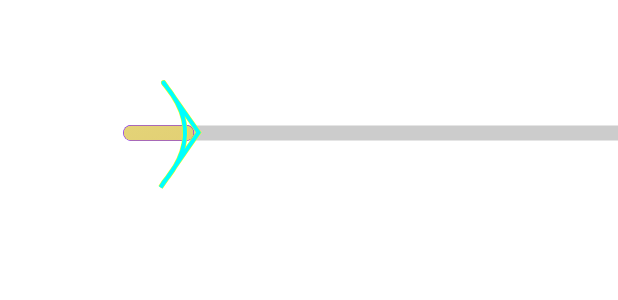
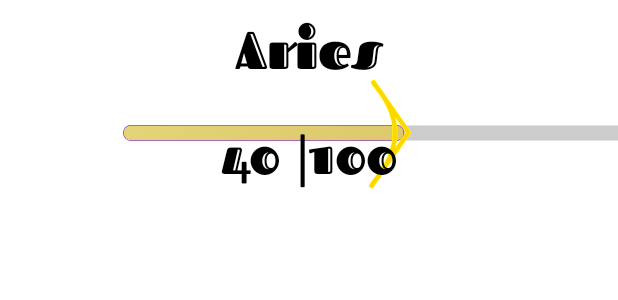
Before and after one commit to checkBG/Space, an Android app built with Jetpack Compose: the @Preview function DrawArrowPreview, on a phone screen of 412 x 824 dp. Shown: the top 300 px of the screen. Run offline under Robolectric (Android 15) with nearby library versions, the phone set to English and light mode, and no system bars.

Commit message:
Started implementing the idea about zodiacs

```diff
--- a/app/src/main/java/com/example/space/Utils/Extensions.kt
+++ b/app/src/main/java/com/example/space/Utils/Extensions.kt
@@ -1 +1,18 @@
 package com.example.space.Utils
+
+import androidx.compose.ui.graphics.Color
+
+fun Float.getColor(): Color {
+    return when {
+        this < 0.1f -> Color(0xFF92000A)
+        this < 0.2f -> Color(0xFFFF2400)
+        this < 0.3f -> Color(0xFFFF7033)
+        this < 0.4f -> Color(0xFFC7A600)
+        this < 0.5f -> Color(0xFFFFD700)
+        this < 0.6f -> Color(0xFFF8F32B)
+        this < 0.7f -> Color(0xFFBFFF00)
+        this < 0.8f -> Color(0xFF00FF00)
+        this < 0.9f -> Color(0xFF08E8DE)
+        else -> Color(0xFF00FFFF)
+    }
+}
--- a/app/src/main/java/com/example/space/fundamental/StatusScreen.kt
+++ b/app/src/main/java/com/example/space/fundamental/StatusScreen.kt
@@ -1,13 +1,22 @@
 package com.example.space.fundamental
 
 import androidx.annotation.StringRes
+import androidx.compose.animation.animateColorAsState
 import androidx.compose.foundation.Canvas
 import androidx.compose.foundation.Image
 import androidx.compose.foundation.layout.Box
 import androidx.compose.foundation.layout.fillMaxSize
+import androidx.compose.foundation.layout.padding
+import androidx.compose.foundation.layout.wrapContentSize
+import androidx.compose.material3.MaterialTheme
+import androidx.compose.material3.Text
 import androidx.compose.runtime.Composable
 import androidx.compose.runtime.collectAsState
 import androidx.compose.runtime.getValue
+import androidx.compose.runtime.mutableFloatStateOf
+import androidx.compose.runtime.saveable.rememberSaveable
+import androidx.compose.runtime.setValue
+import androidx.compose.ui.Alignment
 import androidx.compose.ui.Modifier
 import androidx.compose.ui.geometry.CornerRadius
 import androidx.compose.ui.geometry.Offset
@@ -20,10 +29,12 @@ import androidx.compose.ui.layout.ContentScale
 import androidx.compose.ui.platform.LocalConfiguration
 import androidx.compose.ui.platform.LocalDensity
 import androidx.compose.ui.res.painterResource
+import androidx.compose.ui.res.stringResource
 import androidx.compose.ui.tooling.preview.Preview
 import androidx.compose.ui.unit.dp
 import androidx.lifecycle.viewmodel.compose.viewModel
 import com.example.space.R
+import com.example.space.Utils.getColor
 import com.example.space.model.GameViewModel
 import com.example.space.ui.theme.SpaceTheme
 
@@ -33,6 +44,7 @@ fun StatusScreen(
     gameViewModel: GameViewModel
 ) {
     val gamePlanetState by gameViewModel.planet.collectAsState()
+    val zodiacState by gameViewModel.zodiac.collectAsState()
 
     Box {
         StatusScreenBackground()
@@ -41,8 +53,8 @@ fun StatusScreen(
         ProgressBar(
             modifier = modifier,
             currentCoins = gamePlanetState.coins,
-            nextCoins = 100,
-            zodiacSign = 0
+            nextCoins = zodiacState.coinsToUpgrade,
+            zodiacSign = zodiacState.zodiacSign
         ) // change later!!
     }
 }
@@ -56,6 +68,7 @@ fun StatusScreenBackground(modifier: Modifier = Modifier) {
         modifier = modifier.fillMaxSize()
     )
 }
+
 
 @Composable
 fun ProgressBar(
@@ -71,7 +84,8 @@ fun ProgressBar(
     val screenWidthPx = with(LocalDensity.current) { screenWidthDp.dp.toPx() }
     val screenHeightPx = with(LocalDensity.current) { screenHeightDp.dp.toPx() }
 
-    val percentage = currentCoins.toFloat() / nextCoins.toFloat()
+    var percentage by rememberSaveable { mutableFloatStateOf(0f) }
+    percentage = currentCoins.toFloat() / nextCoins.toFloat()
     val widthOfRectForPermanentConfiguration = if (screenWidthDp <= 500) 700f else 1000f
     val widthOfRect = (if (screenWidthDp <= 500) 700f else 1000f) * percentage
 
@@ -85,9 +99,22 @@ fun ProgressBar(
     )
     val startPositionForRect =
         Offset(x = startPositionOfAllProgressBarWidth, startPositionOfAllProgressBarHeight + 43f)
+    val colorOfArrow by animateColorAsState(
+        targetValue = percentage.getColor(), label = "colorState"
+    )
 
 
-    Canvas(modifier = modifier.fillMaxSize()) {
+    Box(modifier = modifier.fillMaxSize()) {
+        Text(
+            text = stringResource(id = zodiacSign),
+            style = MaterialTheme.typography.bodyMedium,
+            modifier = Modifier
+                .fillMaxSize()
+                .wrapContentSize(align = Alignment.TopCenter)
+                .padding(top = 10.dp)
+        )
+
+        Canvas(modifier = Modifier.fillMaxSize()) {
             drawRoundRect( // is the background of the rect if the progress less than 100%
                 color = Color.LightGray,
                 topLeft = startPositionForRect,
@@ -156,8 +183,18 @@ fun ProgressBar(
                     ) // draw a line to back to the center. Change the first "x" in order to set the thickness of the arrow on the center on the right side
                     close() // we've created a line
                 },
-            brush = Brush.radialGradient(colors = listOf(Color.Green, Color.Cyan)),
+                color = colorOfArrow,
                 style = Stroke(width = 4f)
+            )
+        }
+
+        Text(
+            text = "$currentCoins |$nextCoins",
+            style = MaterialTheme.typography.bodyMedium,
+            modifier = Modifier
+                .fillMaxSize()
+                .wrapContentSize(align = Alignment.TopCenter)
+                .padding(top = 80.dp)
         )
     }
 }
@@ -166,7 +203,7 @@ fun ProgressBar(
 @Composable
 fun DrawArrowPreview() {
     SpaceTheme {
-        ProgressBar(currentCoins = 10, nextCoins = 100, zodiacSign = 0)
+        ProgressBar(currentCoins = 40, nextCoins = 100, zodiacSign = R.string.zodiac_sign_aries)
     }
 }
 
--- a/app/src/main/res/values/strings.xml
+++ b/app/src/main/res/values/strings.xml
@@ -28,18 +28,16 @@
     <string name="upgrade_button">Upgrade!</string>
     <string name="levels">Current level: %1d\nNext level: %2d</string>
     <string name="require">Require: %1d/%2d</string>
-    <string-array name="zodiac_signs">
-        <item>Aries</item>
-        <item>Taurus</item>
-        <item>Gemini</item>
-        <item>Cancer</item>
-        <item>Leo</item>
-        <item>Virgo</item>
-        <item>Libra</item>
-        <item>Scorpio</item>
-        <item>Sagittarius</item>
-        <item>Capricorn</item>
-        <item>Aquarius</item>
-        <item>Pisces</item>
-    </string-array>
+    <string name="zodiac_sign_aries">Aries</string>
+    <string name="zodiac_sign_taurus">Taurus</string>
+    <string name="zodiac_sign_gemini">Gemini</string>
+    <string name="zodiac_sign_cancer">Cancer</string>
+    <string name="zodiac_sign_leo">Leo</string>
+    <string name="zodiac_sign_virgo">Virgo</string>
+    <string name="zodiac_sign_libra">Libra</string>
+    <string name="zodiac_sign_scorpio">Scorpio</string>
+    <string name="zodiac_sign_sagittarius">Sagittarius</string>
+    <string name="zodiac_sign_capricorn">Capricorn</string>
+    <string name="zodiac_sign_aquarius">Aquarius</string>
+    <string name="zodiac_sign_pisces">Pisces</string>
 </resources>
```
Also changed, not shown: app/src/main/java/com/example/space/model/GameViewModel.kt (+19 -7 lines), app/src/main/java/com/example/space/model/ZodiacSignModel.kt (+110 -2 lines), app/src/main/java/com/example/space/ui/theme/Type.kt (+9 -0 lines), app/src/main/res/font/fascinate_inline_regular.ttf (added), 1 other file. Lines whose indentation alone changed are shown as unchanged.
